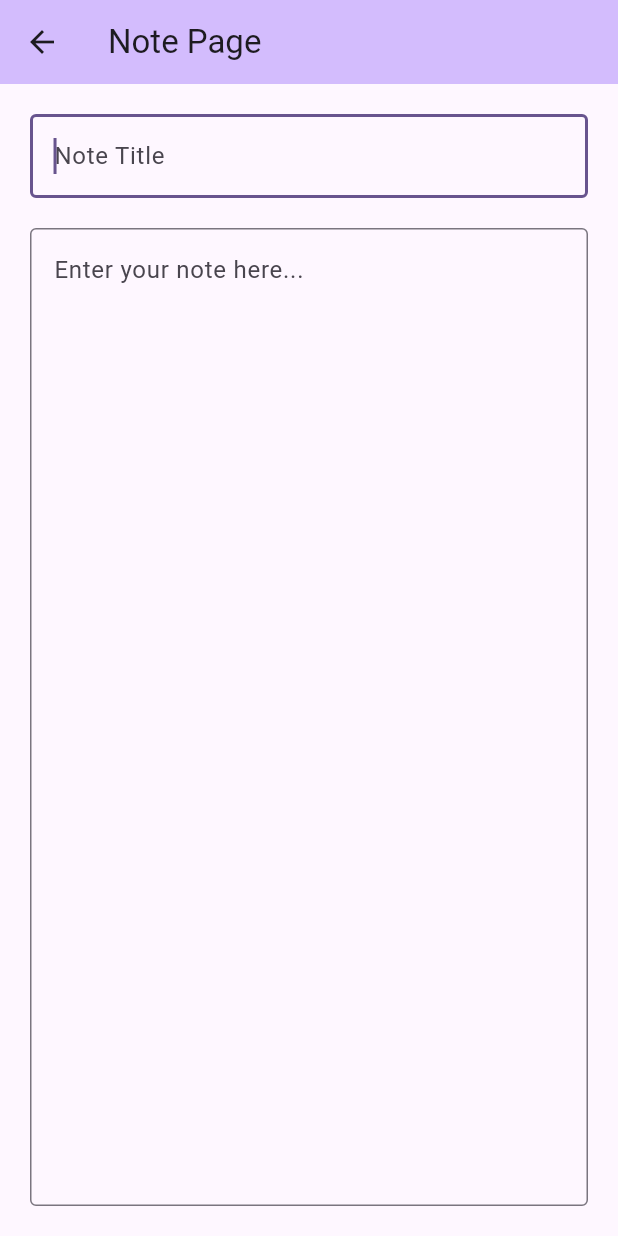
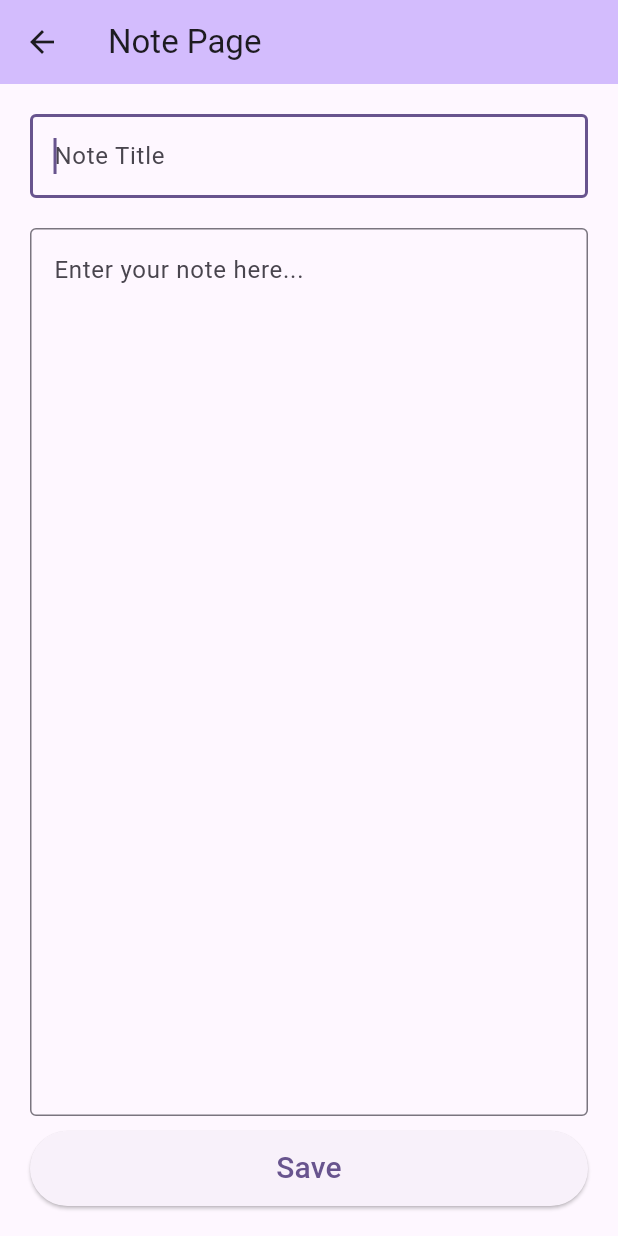
Before and after one commit to Williamtobs/Bloc-Practice, a Flutter app: the screen it shows after launch, after a tap on the "add" icon, on a phone screen of 412 x 824 dp. Run offline on Flutter 3.47's test engine with Material 2 defaults, Android fonts, the phone set to English and light mode, and no system bars; our stand-ins replace bloc, equatable, flutter_bloc.

Commit message:
add note, edit and delete notes func

```diff
--- a/lib/screens/home_page.dart
+++ b/lib/screens/home_page.dart
@@ -1,5 +1,7 @@
+import 'package:bloc_practice/bloc/notes/notes_bloc.dart';
 import 'package:bloc_practice/screens/note_page.dart';
 import 'package:flutter/material.dart';
+import 'package:flutter_bloc/flutter_bloc.dart';
 
 class HomePage extends StatelessWidget {
   const HomePage({super.key});
@@ -13,28 +15,41 @@ class HomePage extends StatelessWidget {
       ),
       body: Padding(
         padding: const EdgeInsets.symmetric(horizontal: 20),
-        child: Column(
-          mainAxisAlignment: MainAxisAlignment.start,
-          children: <Widget>[
-            const SizedBox(height: 20),
-            EachTile(
-              title: 'First Tile',
-              delete: () {},
-              edit: () {},
-            ),
-            const SizedBox(height: 20),
-            EachTile(
-              title: 'Second Tile',
-              delete: () {},
-              edit: () {},
-            ),
-            const SizedBox(height: 20),
-            EachTile(
-              title: 'Third Tile',
-              delete: () {},
-              edit: () {},
-            ),
-          ],
+        child: BlocBuilder<NotesBloc, NotesState>(
+          builder: (context, state) {
+            if (state is NotesLoading) {
+              return const Center(child: CircularProgressIndicator());
+            }
+            if (state is NotesLoaded) {
+              return ListView.builder(
+                itemCount: state.notes.length,
+                itemBuilder: (context, index) {
+                  return EachTile(
+                    title: state.notes[index].title,
+                    delete: () {
+                      context.read<NotesBloc>().add(
+                            DeleteNote(
+                              note: state.notes[index],
+                            ),
+                          );
+                    },
+                    edit: () {
+                      Navigator.of(context).push(
+                        MaterialPageRoute(
+                          builder: (context) => NotePage(
+                            note: state.notes[index],
+                          ),
+                        ),
+                      );
+                    },
+                  );
+                },
+              );
+            } else {
+              return Text('Something went wrong',
+                  style: Theme.of(context).textTheme.headlineSmall);
+            }
+          },
         ),
       ),
       floatingActionButton: FloatingActionButton(
--- a/lib/screens/note_page.dart
+++ b/lib/screens/note_page.dart
@@ -1,7 +1,11 @@
+import 'package:bloc_practice/bloc/notes/notes_bloc.dart';
+import 'package:bloc_practice/models/notes.dart';
 import 'package:flutter/material.dart';
+import 'package:flutter_bloc/flutter_bloc.dart';
 
 class NotePage extends StatefulWidget {
-  const NotePage({super.key});
+  final Notes? note;
+  const NotePage({super.key, this.note});
 
   @override
   State<NotePage> createState() => _NotePageState();
@@ -12,12 +16,32 @@ class _NotePageState extends State<NotePage> {
   final TextEditingController _contentController = TextEditingController();
   @override
   Widget build(BuildContext context) {
+    if (widget.note != null) {
+      _titleController.text = widget.note!.title;
+      _contentController.text = widget.note!.content;
+    }
+
+    String idGenerator() {
+      final now = DateTime.now();
+      return now.microsecondsSinceEpoch.toString();
+    }
+
     return Scaffold(
       appBar: AppBar(
         backgroundColor: Theme.of(context).colorScheme.inversePrimary,
         title: const Text('Note Page'),
       ),
-      body: Padding(
+      body: BlocListener<NotesBloc, NotesState>(
+        listener: (context, state) {
+          if (state is NotesLoaded) {
+            ScaffoldMessenger.of(context).showSnackBar(
+              const SnackBar(
+                content: Text('Note added successfully'),
+              ),
+            );
+          }
+        },
+        child: Padding(
           padding: const EdgeInsets.symmetric(horizontal: 20),
           child: Column(
             mainAxisAlignment: MainAxisAlignment.start,
@@ -43,8 +67,45 @@ class _NotePageState extends State<NotePage> {
                   ),
                 ),
               ),
+              const SizedBox(height: 10),
+              ElevatedButton(
+                onPressed: () {
+                  if (widget.note != null) {
+                    context.read<NotesBloc>().add(
+                          UpdateNote(
+                            note: widget.note!.copyWith(
+                              title: _titleController.text,
+                              content: _contentController.text,
+                            ),
+                          ),
+                        );
+                  } else {
+                    if (_titleController.text.isNotEmpty &&
+                        _contentController.text.isNotEmpty) {
+                      context.read<NotesBloc>().add(
+                            AddNote(
+                              note: Notes(
+                                id: idGenerator(),
+                                title: _titleController.text,
+                                content: _contentController.text,
+                                date: DateTime.now().toString(),
+                              ),
+                            ),
+                          );
+                      Navigator.of(context).pop();
+                    }
+                  }
+                },
+                child: SizedBox(
+                    width: double.infinity,
+                    height: 50,
+                    child: Center(
+                        child: Text(widget.note != null ? 'Update' : 'Save',
+                            style: const TextStyle(fontSize: 20)))),
+              ),
               const SizedBox(height: 20),
             ],
+          ),
         ),
       ),
     );
```
Lines whose indentation alone changed are shown as unchanged.
